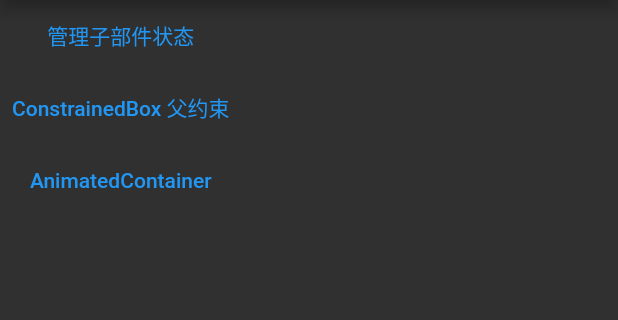
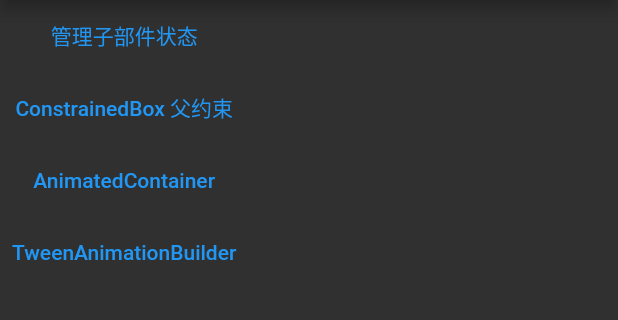
Before and after one commit to loaden/flutter-demo, a Flutter app: the screen it shows after launch, on a phone screen of 412 x 824 dp, the part 84-404 px from its top. Run offline on Flutter 3.47's test engine with Material 2 defaults, Android fonts, the phone set to English and light mode, and no system bars.

Commit message:
实践TweenAnimationBuilder

```diff
--- a/lib/home.dart
+++ b/lib/home.dart
@@ -22,6 +22,10 @@ class Home extends StatelessWidget {
             onPressed: () => route.go(context, route.animatedContainerWidget),
             child: const Text('AnimatedContainer'),
           ),
+          TextButton(
+            onPressed: () => route.go(context, route.tweenBuilder),
+            child: const Text('TweenAnimationBuilder'),
+          ),
         ],
       ),
     );
--- a/lib/route.dart
+++ b/lib/route.dart
@@ -1,4 +1,5 @@
 import 'package:flutter/material.dart';
+import 'package:flutterapp/animation/tween_animation_builder.dart';
 import 'package:flutterapp/home.dart';
 import 'package:flutterapp/layout/constrained_box.dart';
 import 'package:flutterapp/state/manage_child_state.dart';
@@ -9,6 +10,7 @@ const String home = 'home';
 const String constrainedBox = 'constrained_box';
 const String manageChildState = 'manage_child_state';
 const String animatedContainerWidget = 'animated_container_widget';
+const String tweenBuilder = 'tween_animation_builder_widget';
 
 // Control function
 Route<dynamic> controller(RouteSettings settings) {
@@ -29,6 +31,10 @@ Route<dynamic> controller(RouteSettings settings) {
       return MaterialPageRoute(
         builder: (context) => const AnimatedContainerWidget(),
       );
+    case tweenBuilder:
+      return MaterialPageRoute(
+        builder: (context) => const TweenBuilderWidget(),
+      );
     default:
       throw ('The route does not exist');
   }
```
Also changed, not shown: lib/animation/tween_animation_builder.dart (added, +27 -0 lines).
